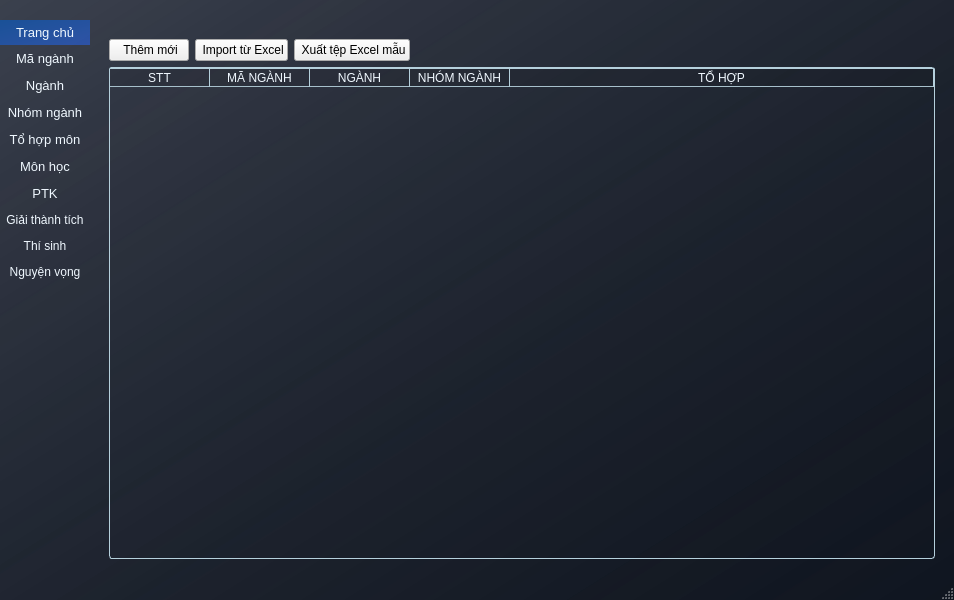
Before: the Qt Designer form mainwindow.ui in yurixahri/quan-ly-tuyen-sinh, drawn with Qt 5.
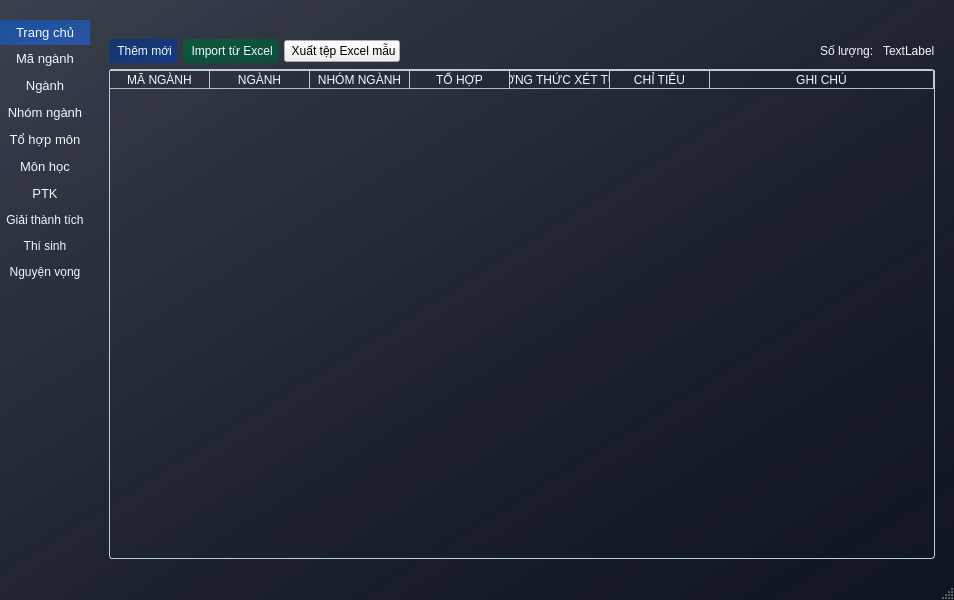
After: the same form once the commit is applied. The open tabs and pages were chosen to show the change. Icons and pictures are not drawn.

The edit to the form file:
```diff
--- a/mainwindow.ui
+++ b/mainwindow.ui
@@ -428,7 +428,19 @@
               <item>
                <layout class="QHBoxLayout">
                 <item>
-                 <widget class="QPushButton" name="ma_nganh_add">
+                 <widget class="QPushButton" name="add_ma_nganh_button">
+                  <property name="styleSheet">
+                   <string notr="true">QPushButton {
+	border-radius: 3px;
+	padding: 5px;
+    background-color: qlineargradient(spread:pad, x1:0, y1:0, x2:1, y2:1, stop:0.00473934 rgba(14, 56, 110, 224), stop:1 rgba(18, 56, 145, 224));
+    color: rgb(240, 248, 255);
+}
+
+QPushButton:hover{
+    background-color: qlineargradient(spread:pad, x1:0, y1:0, x2:1, y2:1, stop:0.00473934 rgba(21, 83, 162, 224), stop:1 rgba(46, 86, 179, 224));
+}</string>
+                  </property>
                   <property name="text">
                    <string> Thêm mới</string>
                   </property>
@@ -446,6 +458,18 @@
                 </item>
                 <item>
                  <widget class="QPushButton" name="ma_nganh_import_excel">
+                  <property name="styleSheet">
+                   <string notr="true">QPushButton {
+	border-radius: 3px;
+	padding: 5px;
+    background-color: qlineargradient(spread:pad, x1:0, y1:0, x2:1, y2:1, stop:0 rgba(0, 99, 54, 194), stop:1 rgba(0, 86, 62, 179));
+	color: rgb(240, 248, 255);
+}
+
+QPushButton:hover{
+    background-color: qlineargradient(spread:pad, x1:0, y1:0, x2:1, y2:1, stop:0 rgba(0, 119, 65, 219), stop:1 rgba(0, 119, 85, 196));
+}</string>
+                  </property>
                   <property name="text">
                    <string> Import từ Excel</string>
                   </property>
@@ -484,6 +508,20 @@
                   </property>
                  </spacer>
                 </item>
+                <item>
+                 <widget class="QLabel" name="label_5">
+                  <property name="text">
+                   <string>Số lượng: </string>
+                  </property>
+                 </widget>
+                </item>
+                <item>
+                 <widget class="QLabel" name="ma_nganh_size">
+                  <property name="text">
+                   <string>TextLabel</string>
+                  </property>
+                 </widget>
+                </item>
                </layout>
               </item>
               <item>
@@ -491,11 +529,9 @@
                 <attribute name="horizontalHeaderStretchLastSection">
                  <bool>true</bool>
                 </attribute>
-                <column>
-                 <property name="text">
-                  <string>STT</string>
-                 </property>
-                </column>
+                <attribute name="verticalHeaderVisible">
+                 <bool>false</bool>
+                </attribute>
                 <column>
                  <property name="text">
                   <string>MÃ NGÀNH</string>
@@ -516,6 +552,21 @@
                   <string>TỔ HỢP</string>
                  </property>
                 </column>
+                <column>
+                 <property name="text">
+                  <string>PHƯƠNG THỨC XÉT TUYỂN</string>
+                 </property>
+                </column>
+                <column>
+                 <property name="text">
+                  <string>CHỈ TIÊU</string>
+                 </property>
+                </column>
+                <column>
+                 <property name="text">
+                  <string>GHI CHÚ</string>
+                 </property>
+                </column>
                </widget>
               </item>
              </layout>
```
Left out of the diff: 13 changed lines with no effect on the pictures.
